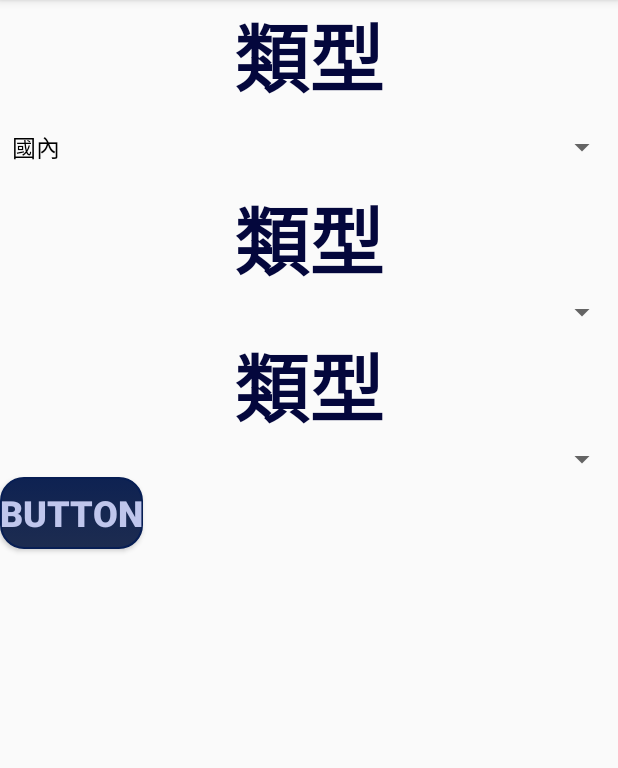
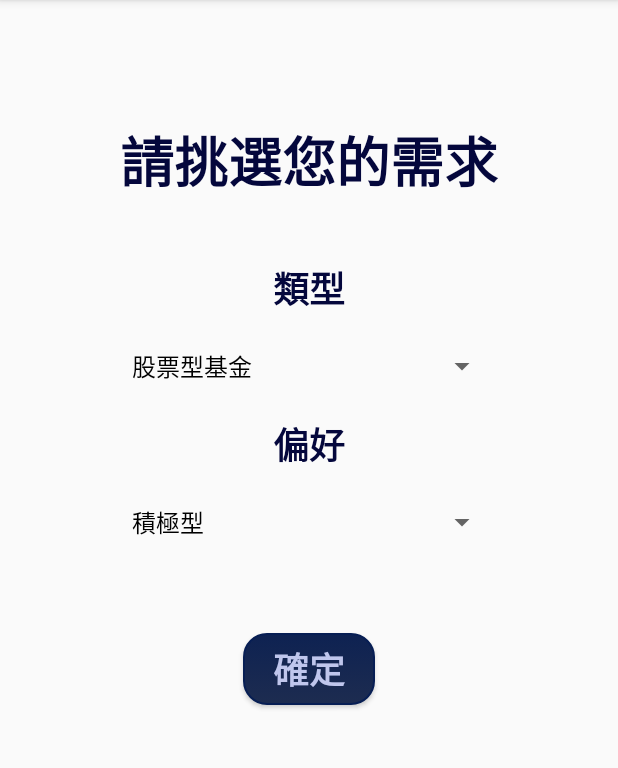
Before and after one commit to allen880612/Stock-Fund, an Android app: the Found_choice screen opened directly, with no data from a screen before it, on a phone screen of 412 x 824 dp, the part 84-852 px from its top. Run offline under Robolectric (Android 15) with nearby library versions, the phone set to English and light mode, and no system bars.

Commit message:
Stock_Fund Ver 0.0.1 : update fund demo_app

```diff
--- a/Android/Fund_demo/app/src/main/java/android/example/fund_demo/Found_choice.java
+++ b/Android/Fund_demo/app/src/main/java/android/example/fund_demo/Found_choice.java
@@ -4,24 +4,82 @@ import android.content.Intent;
 import android.support.v7.app.AppCompatActivity;
 import android.os.Bundle;
 import android.view.View;
+import android.widget.AdapterView;
 import android.widget.ArrayAdapter;
 import android.widget.Spinner;
+import android.widget.TextView;
+import android.widget.Toast;
+
+import javax.sql.RowSetListener;
+
 
 public class Found_choice extends AppCompatActivity {
+
+    private Spinner spinner_type;
+    private Spinner spinner_strategy;
+    private String fType, fStrategy;
+    private final String TYPE = "type", STRATEGY = "strategy";
 
     @Override
     protected void onCreate(Bundle savedInstanceState) {
         super.onCreate(savedInstanceState);
         setContentView(R.layout.activity_found_choice);
 
-        Spinner spinner = (Spinner)findViewById(R.id.spinner_1);
-        ArrayAdapter<CharSequence> lunchList = ArrayAdapter.createFromResource(this,
-                R.array.list_area,
+        Initialize();
+
+        SetSpinnerListener();
+    }
+
+    void Initialize()
+    {
+        spinner_type = (Spinner)findViewById(R.id.spinner_type);
+        spinner_strategy = (Spinner)findViewById(R.id.spinner_stratage);
+
+        ArrayAdapter<CharSequence> typeList = ArrayAdapter.createFromResource(this,
+                R.array.list_types,
                 android.R.layout.simple_spinner_dropdown_item);
-        spinner.setAdapter(lunchList);
+
+        ArrayAdapter<CharSequence>  strategyList = ArrayAdapter.createFromResource(this,
+                R.array.list_strategys,
+                android.R.layout.simple_spinner_dropdown_item);
+
+        spinner_type.setAdapter(typeList);
+        spinner_strategy.setAdapter(strategyList);
+    }
+
+    void SetSpinnerListener()
+    {
+        spinner_type.setOnItemSelectedListener(new AdapterView.OnItemSelectedListener() {
+            @Override
+            public void onItemSelected(AdapterView<?> parent, View view, int _pos, long id) {
+                fType = getResources().getStringArray(R.array.list_types)[_pos];
+                Toast.makeText(Found_choice.this, fType, Toast.LENGTH_SHORT).show();
+            }
+
+            @Override
+            public void onNothingSelected(AdapterView<?> parent) {
+                Toast.makeText(Found_choice.this, "請選擇一項!!", Toast.LENGTH_SHORT).show();
+            }
+        });
+
+        spinner_strategy.setOnItemSelectedListener(new AdapterView.OnItemSelectedListener() {
+            @Override
+            public void onItemSelected(AdapterView<?> parent, View view, int _pos, long id) {
+                fStrategy = getResources().getStringArray(R.array.list_strategys)[_pos];
+                Toast.makeText(Found_choice.this, fStrategy, Toast.LENGTH_SHORT).show();
+            }
+
+            @Override
+            public void onNothingSelected(AdapterView<?> parent) {
+                Toast.makeText(Found_choice.this, "請選擇一項!!", Toast.LENGTH_SHORT).show();
+            }
+        });
     }
 
     public void GoToResult(View view) {
-        //Intent intent = new Intent(this, MainActivity.class);
+        Intent intent = new Intent(this, Found_Result.class);
+        intent.putExtra(TYPE, fType);
+        intent.putExtra(STRATEGY, fStrategy);
+        startActivity(intent);
     }
 }
--- a/Android/Fund_demo/app/src/main/java/android/example/fund_demo/MainActivity.java
+++ b/Android/Fund_demo/app/src/main/java/android/example/fund_demo/MainActivity.java
@@ -19,7 +19,7 @@ public class MainActivity extends AppCompatActivity {
     }
 
     public void GotoETF(View view) {
-        Intent intent = new Intent(this, Found_choice.class);
+        Intent intent = new Intent(this, ETF_Result.class);
         startActivity(intent);
     }
 }
--- a/Android/Fund_demo/app/src/main/res/layout/activity_found_choice.xml
+++ b/Android/Fund_demo/app/src/main/res/layout/activity_found_choice.xml
@@ -4,45 +4,63 @@
     xmlns:tools="http://schemas.android.com/tools"
     android:layout_width="match_parent"
     android:layout_height="match_parent"
+    android:layout_marginTop="80dp"
     android:orientation="vertical"
     tools:context=".Found_choice">
 
     <TextView
-        android:id="@+id/label_1"
+        android:id="@+id/label_hint"
         style="@style/Label"
-        android:text="類型" />
+        android:text="@string/Tip_fund" />
 
-    <Spinner
-        android:id="@+id/spinner_1"
+    <LinearLayout
         android:layout_width="match_parent"
-        android:layout_height="wrap_content" />
+        android:layout_height="wrap_content"
+        android:layout_marginTop="40dp"
+        android:orientation="vertical"
+        android:paddingLeft="80dp"
+        android:paddingRight="80dp">
 
-    <TextView
-        android:id="@+id/label_2"
-        style="@style/Label"
-        android:text="類型" />
+        <TextView
+            android:id="@+id/label_1"
+            style="@style/Label_small"
+            android:layout_weight="1"
+            android:text="類型" />
 
-    <Spinner
-        android:id="@+id/spinner_2"
-        android:layout_width="match_parent"
-        android:layout_height="wrap_content" />
+        <Spinner
+            android:id="@+id/spinner_type"
+            style="@style/spinner" />
 
-    <TextView
-        android:id="@+id/label_3"
-        style="@style/Label"
-        android:text="類型" />
+        <TextView
+            android:id="@+id/label_2"
+            style="@style/Label_small"
+            android:layout_weight="1"
+            android:text="偏好" />
 
-    <Spinner
-        android:id="@+id/spinner_3"
-        android:layout_width="match_parent"
-        android:layout_height="wrap_content" />
+        <Spinner
+            android:id="@+id/spinner_stratage"
+            style="@style/spinner" />
+
+        <!--<TextView-->
+            <!--android:id="@+id/Label_small"-->
+            <!--style="@style/Label_small"-->
+            <!--android:layout_weight="1"-->
+            <!--android:text="類型" />-->
+
+        <!--<Spinner-->
+            <!--android:id="@+id/spinner_3"-->
+            <!--style="@style/spinner" />-->
+
+    </LinearLayout>
 
     <Button
         android:id="@+id/button"
         style="@style/button"
+        android:layout_gravity="center_horizontal"
+        android:layout_marginTop="40dp"
         android:background="@drawable/button_style"
         android:onClick="GoToResult"
-        android:text="Button" />
+        android:text="確定" />
 
 
 </LinearLayout>
--- a/Android/Fund_demo/app/src/main/res/values/strings.xml
+++ b/Android/Fund_demo/app/src/main/res/values/strings.xml
@@ -1,10 +1,27 @@
 <resources>
     <string name="app_name">Fund_demo</string>
     <string name="Tip_choice_1">請選擇您有興趣的項目：</string>
+    <string name="Tip_fund">請挑選您的需求</string>
+    <string name="etf_label_top">推薦您推的 ETF</string>
 
     <string-array name="list_area">
         <item>國內</item>
         <item>國外</item>
         <item>全部</item>
     </string-array>
+
+    <string-array name="list_types">
+        <item>股票型基金</item>
+        <item>債券型基金</item>
+        <item>平衡型基金</item>
+        <item>貨幣型基金</item>
+        <item>全部</item>
+    </string-array>
+
+    <string-array name="list_strategys">
+        <item>積極型</item>
+        <item>平衡型</item>
+        <item>保守型</item>
+    </string-array>
+
 </resources>
--- a/Android/Fund_demo/app/src/main/res/values/styles.xml
+++ b/Android/Fund_demo/app/src/main/res/values/styles.xml
@@ -12,7 +12,25 @@
         <item name="android:layout_width">match_parent</item>
         <item name="android:layout_height">wrap_content</item>
         <item name="android:textColor">@color/colorBlack</item>
-        <item name="android:textSize">50sp</item>
+        <item name="android:textSize">36sp</item>
+        <item name="android:gravity">center</item>
+        <item name="android:textStyle">bold</item>
+    </style>
+
+    <style name="Label_small">
+        <item name="android:layout_width">match_parent</item>
+        <item name="android:layout_height">wrap_content</item>
+        <item name="android:textColor">@color/colorBlack</item>
+        <item name="android:textSize">24sp</item>
+        <item name="android:gravity">center</item>
+        <item name="android:textStyle">bold</item>
+    </style>
+
+    <style name="list_item">
+        <item name="android:layout_width">fill_parent</item>
+        <item name="android:layout_height">wrap_content</item>
+        <item name="android:textColor">@color/colorBlack</item>
+        <item name="android:textSize">24sp</item>
         <item name="android:gravity">center</item>
         <item name="android:textStyle">bold</item>
     </style>
@@ -26,4 +44,12 @@
         <item name="android:textStyle">bold</item>
     </style>
 
+    <style name="spinner">
+        <item name="android:layout_width">match_parent</item>
+        <item name="android:layout_height">wrap_content</item>
+        <item name="android:layout_marginTop">10dp</item>
+        <item name="android:layout_marginBottom">10dp</item>
+
+    </style>
+
 </resources>
```
Also changed, not shown: Android/Fund_demo/app/src/main/AndroidManifest.xml (+9 -1 lines), Android/Fund_demo/app/src/main/java/android/example/fund_demo/ETF_Result.java (added, +29 -0 lines), Android/Fund_demo/app/src/main/java/android/example/fund_demo/Found_Result.java (added, +39 -0 lines), Android/Fund_demo/app/src/main/res/layout/activity_etf__result.xml (added, +26 -0 lines), Android/Fund_demo/app/src/main/res/layout/activity_found__result.xml (added, +25 -0 lines), Android/Fund_demo/app/src/main/res/layout/list_item.xml (added, +16 -0 lines), Android/Fund_demo/app/src/main/res/values/arrays.xml (added, +89 -0 lines), 1 other file.
